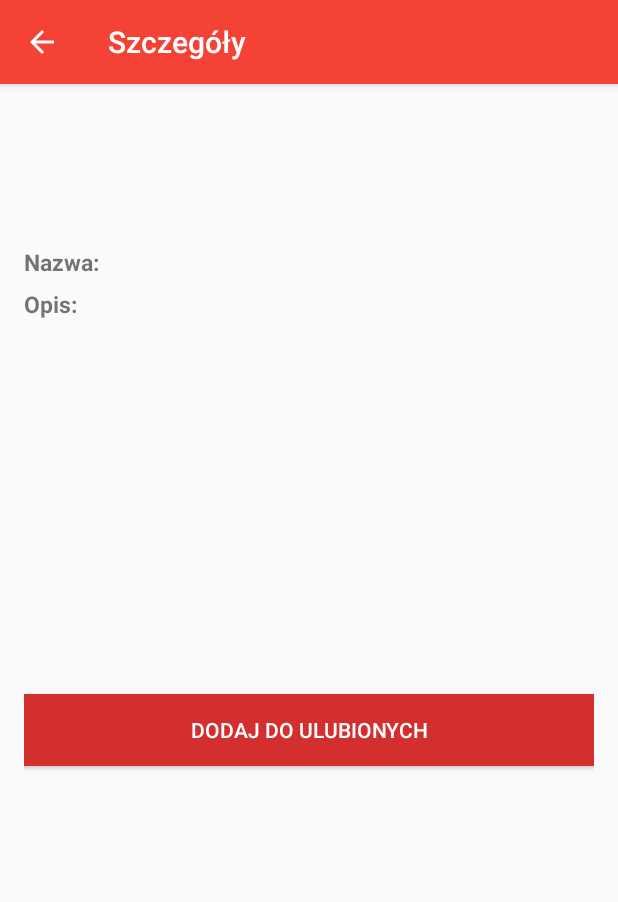
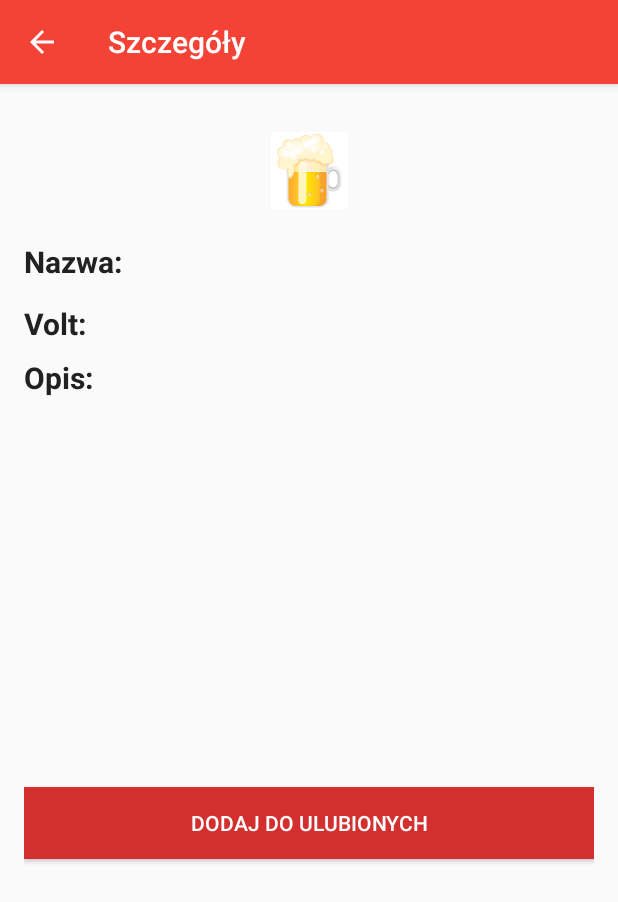
Before and after one commit to krzysztofstepnikowski/BreweryDB, an Android app: the AboutBeerActivity screen opened directly, with no data from a screen before it, on a phone screen of 412 x 824 dp. Shown: the top 902 px of the screen. Run offline under Robolectric (Android 15) with nearby library versions, the phone set to English and light mode, and no system bars; our stand-ins replace Picasso; pictures from the network do not load; 5 statements that could not run were skipped.

Commit message:
Formatowanie kodu Stworzenie w pełni drugiej aktywności

```diff
--- a/app/src/main/java/com/example/krzysiek/brewerydb/AboutBeerActivity.java
+++ b/app/src/main/java/com/example/krzysiek/brewerydb/AboutBeerActivity.java
@@ -1,12 +1,9 @@
 package com.example.krzysiek.brewerydb;
 
 
-import android.content.Context;
-import android.graphics.Bitmap;
-import android.net.Uri;
+
 import android.os.Bundle;
-import android.support.design.widget.FloatingActionButton;
-import android.support.design.widget.Snackbar;
+
 import android.support.v7.app.AppCompatActivity;
 import android.support.v7.widget.Toolbar;
 import android.view.View;
@@ -14,30 +11,20 @@ import android.widget.Button;
 import android.widget.ImageView;
 import android.widget.TextView;
 
-
-import com.example.krzysiek.brewerydb.models.Brewery;
-import com.example.krzysiek.brewerydb.models.Datum;
-import com.example.krzysiek.brewerydb.network.ApiInterface;
 import com.squareup.picasso.Picasso;
 
-import java.util.ArrayList;
 
-import retrofit.Callback;
-import retrofit.RestAdapter;
-import retrofit.RetrofitError;
-import retrofit.client.Response;
+
+
 
 
 public class AboutBeerActivity extends AppCompatActivity {
 
     private ImageView imageViewBeerDetails;
-    private TextView nameBeerTextView;
-    private TextView descriptionBeerTextView;
+    private TextView nameBeerTextViewDetails;
+    private TextView abvBeerTextViewDetails;
+    private TextView descriptionBeerTextViewDetails;
     private Button addToFavouriteDetailsButton;
-    public static ArrayList<String> descriptionBeer = new ArrayList<String>();
-    public static final String BASE_API_URL = "https://api.brewerydb.com/v2";
-
-
 
 
     @Override
@@ -51,19 +38,33 @@ public class AboutBeerActivity extends AppCompatActivity {
 
         Bundle extras = getIntent().getExtras();
 
+
+        String imageBeer = extras.getString("imageBeer");
         String nameBeer = extras.getString("nameBeer");
+        String abvBeer = extras.getString("abvBeer");
+        String descriptionBeer = extras.getString("descriptionBeer");
+
+        imageViewBeerDetails = (ImageView) findViewById(R.id.imageViewBeerDetails);
+        Picasso.with(imageViewBeerDetails.getContext())
+                .load(imageBeer)
+                .placeholder(R.drawable.icon_beer)
+                .error(R.drawable.icon_beer)
+                .into(imageViewBeerDetails);
 
 
+        nameBeerTextViewDetails = (TextView) findViewById(R.id.nameBeerTextViewDeitals);
+        nameBeerTextViewDetails.setText(nameBeer);
 
+        abvBeerTextViewDetails = (TextView) findViewById(R.id.abvBeerTextViewDeitals);
 
-        imageViewBeerDetails = (ImageView)findViewById(R.id.imageViewBeerDetails);
+        if (!abvBeer.equals("Brak danych")) {
+            abvBeerTextViewDetails.setText(abvBeer + "%");
+        } else {
+            abvBeerTextViewDetails.setText(abvBeer);
+        }
 
-
-        nameBeerTextView = (TextView) findViewById(R.id.nameBeerTextViewDeitals);
-        nameBeerTextView.setText(nameBeer);
-
-        descriptionBeerTextView = (TextView)findViewById(R.id.descriptionBeerTextViewDeitals);
-
+        descriptionBeerTextViewDetails = (TextView) findViewById(R.id.descriptionBeerDetailsTextView);
+        descriptionBeerTextViewDetails.setText(descriptionBeer);
 
         addToFavouriteDetailsButton = (Button) findViewById(R.id.addToFavouriteDetailsButton);
         addToFavouriteDetailsButton.setTag(1);
@@ -88,8 +89,6 @@ public class AboutBeerActivity extends AppCompatActivity {
             }
         });
 
-
     }
 
-
 }
--- a/app/src/main/java/com/example/krzysiek/brewerydb/network/ApiInterface.java
+++ b/app/src/main/java/com/example/krzysiek/brewerydb/network/ApiInterface.java
@@ -10,7 +10,6 @@ import retrofit.http.GET;
  */
 public interface ApiInterface {
     @GET("/search?q=zywiec&&hasImages=Y&type=beer&key=91f597f8c1b60ad0d7695849317d4d11&format=json")
-
     void getBeerReport(Callback<Brewery> callback);
 
 }
--- a/app/src/main/res/layout/content_about_beer.xml
+++ b/app/src/main/res/layout/content_about_beer.xml
@@ -4,22 +4,22 @@
     xmlns:tools="http://schemas.android.com/tools"
     android:layout_width="match_parent"
     android:layout_height="match_parent"
+    app:layout_behavior="@string/appbar_scrolling_view_behavior"
     android:orientation="vertical"
     android:paddingBottom="@dimen/activity_vertical_margin"
     android:paddingLeft="@dimen/activity_horizontal_margin"
     android:paddingRight="@dimen/activity_horizontal_margin"
     android:paddingTop="@dimen/activity_vertical_margin"
-    app:layout_behavior="@string/appbar_scrolling_view_behavior"
     tools:context="com.example.krzysiek.brewerydb.AboutBeerActivity"
     tools:showIn="@layout/activity_about_beer"
     android:weightSum="1">
 
     <ImageView
-        android:layout_width="wrap_content"
-        android:layout_height="50dp"
-        android:id="@+id/imageViewBeerDetails"
+        android:layout_width="match_parent"
+        android:layout_height="wrap_content"
         android:layout_gravity="center"
-        android:layout_margin="16dp"/>
+        android:layout_margin="16dp"
+        android:id="@+id/imageViewBeerDetails"/>
 
     <LinearLayout
         android:layout_width="match_parent"
@@ -29,56 +29,91 @@
         <TextView
             android:layout_width="wrap_content"
             android:layout_height="wrap_content"
-            android:text="Nazwa: "
-            android:textSize="15sp"
-            android:textStyle="bold"
-            android:id="@+id/textView"
             android:layout_below="@+id/imageViewBeerDetails"
             android:layout_alignParentLeft="true"
             android:layout_alignParentStart="true"
+            android:text="Nazwa: "
+            android:textSize="20sp"
+            android:textStyle="bold"
+            android:textColor="@color/PrimaryText"
+            android:id="@+id/textView"
+
             />
 
         <TextView
             android:layout_width="match_parent"
             android:layout_height="wrap_content"
-            android:padding="5dp"
-            android:id="@+id/nameBeerTextViewDeitals"
             android:layout_alignTop="@+id/textView"
             android:layout_toRightOf="@+id/textView"
             android:layout_toEndOf="@+id/textView"
+            android:layout_above="@+id/textView2"
+            android:padding="5dp"
+            android:id="@+id/nameBeerTextViewDeitals"
             android:textSize="20sp"
-            android:layout_above="@+id/textView2" />
+            android:textColor="@color/PrimaryText"
+            />
 
 
     </LinearLayout>
 
-
+    <LinearLayout
+        android:layout_width="match_parent"
+        android:layout_height="wrap_content"
+        android:layout_marginTop="5dp">
 
         <TextView
             android:layout_width="wrap_content"
             android:layout_height="wrap_content"
-            android:text="Opis: "
-            android:textSize="15sp"
-            android:textStyle="bold"
-            android:id="@+id/textView2"
             android:layout_below="@+id/textView"
             android:layout_alignParentLeft="true"
             android:layout_alignParentStart="true"
-             />
+            android:text="Volt: "
+            android:textSize="20sp"
+            android:textStyle="bold"
+            android:textColor="@color/PrimaryText"
+            android:id="@+id/textView2"
+
+            />
 
         <TextView
             android:layout_width="match_parent"
             android:layout_height="wrap_content"
-            android:padding="3dp"
-            android:id="@+id/descriptionBeerTextViewDeitals"
-            android:textSize="20sp"
             android:layout_below="@+id/textView2"
             android:layout_alignParentLeft="true"
             android:layout_alignParentStart="true"
             android:layout_above="@+id/addToFavouriteDetailsButton"
-            android:layout_weight="0.5" />
+            android:layout_weight="0.5"
+            android:padding="3dp"
+            android:id="@+id/abvBeerTextViewDeitals"
+            android:textSize="20sp"
+            android:textColor="@color/PrimaryText"
+            />
 
 
+    </LinearLayout>
+
+    <TextView
+        android:layout_width="wrap_content"
+        android:layout_height="wrap_content"
+        android:layout_marginTop="5dp"
+        android:layout_below="@+id/imageViewBeerDetails"
+        android:layout_alignParentLeft="true"
+        android:layout_alignParentStart="true"
+        android:text="Opis: "
+        android:textSize="20sp"
+        android:textStyle="bold"
+        android:textColor="@color/PrimaryText"
+        android:id="@+id/textView3"
+
+        />
+
+    <TextView
+        android:layout_width="match_parent"
+        android:layout_height="wrap_content"
+        android:layout_weight="0.5"
+        android:layout_marginTop="5dp"
+        android:textColor="@color/PrimaryText"
+        android:id="@+id/descriptionBeerDetailsTextView"/>
 
 
     <Button
@@ -90,8 +125,6 @@
         android:textColor="#FFFFFF"
         android:background="@color/colorPrimaryDark"
         android:padding="5dp"
-        android:layout_marginBottom="82dp"
-        android:layout_alignParentBottom="true"
         android:layout_centerHorizontal="true" />
 
 
```
Also changed, not shown: app/src/main/java/com/example/krzysiek/brewerydb/CardViewAdapter.java (+17 -19 lines), app/src/main/java/com/example/krzysiek/brewerydb/HomeActivity.java (+29 -18 lines).
